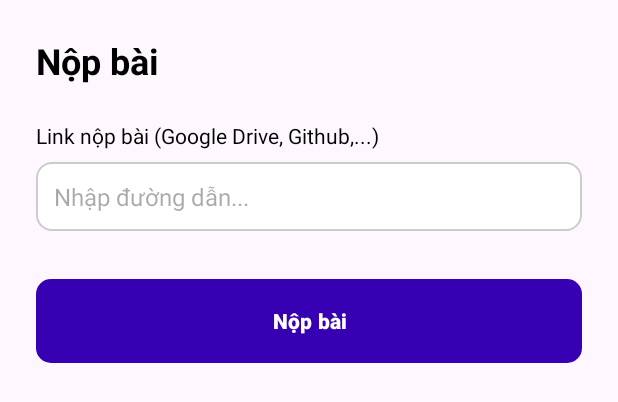
After one commit to websiTester/PRM392_Android_Project, an Android app: the layout dialog_submit_link.xml on its own in the app's theme, with its tools: preview values and no code run, on a phone screen of 412 x 824 dp. The commit adds this screen. Shown: the top 402 px of the screen. Run offline under Robolectric (Android 15) with nearby library versions, the phone set to English and light mode, and no system bars; network calls fail.

Commit message:
add dialogue for add and submit

```diff
--- a/app/build.gradle
+++ b/app/build.gradle
@@ -50,5 +50,6 @@ dependencies {
     implementation 'com.squareup.retrofit2:converter-gson:2.5.0'
     implementation 'com.google.code.gson:gson:2.11.0'
     implementation 'com.github.PhilJay:MPAndroidChart:v3.1.0'
+    implementation 'com.squareup.okhttp3:logging-interceptor:4.12.0'
 
 }
--- a/app/src/main/java/com/example/prm392_android_project/views/AssignmentDetailFragment.java
+++ b/app/src/main/java/com/example/prm392_android_project/views/AssignmentDetailFragment.java
@@ -130,7 +130,7 @@ public class AssignmentDetailFragment extends Fragment {
     public void onViewCreated(@NonNull View view, @Nullable Bundle savedInstanceState) {
         super.onViewCreated(view, savedInstanceState);
         view.findViewById(R.id.add_task_btn).setOnClickListener(view1 -> {
-            CreateTaskDialogFragment dialog = CreateTaskDialogFragment.newInstance();
+            CreateTaskDialogFragment dialog = CreateTaskDialogFragment.newInstance(groupId);
             dialog.show(getParentFragmentManager(), CreateTaskDialogFragment.TAG);
         });
         setData();
--- a/app/src/main/java/com/example/prm392_android_project/views/MainActivity.java
+++ b/app/src/main/java/com/example/prm392_android_project/views/MainActivity.java
@@ -26,7 +26,7 @@ public class MainActivity extends AppCompatActivity implements View.OnClickListe
         if (view.getId() == R.id.test_assignment_detail) {
             view.findViewById(R.id.test_assignment_detail).setVisibility(GONE);
 
-            AssignmentDetailFragment fragment = new AssignmentDetailFragment();
+            AssignmentDetailFragment fragment = AssignmentDetailFragment.newInstance("2","2");
             getSupportFragmentManager().beginTransaction().add(R.id.fragment_container, fragment).commit();
         }
     }
--- /dev/null
+++ b/app/src/main/res/layout/dialog_submit_link.xml
@@ -0,0 +1,59 @@
+<?xml version="1.0" encoding="utf-8"?>
+<layout xmlns:android="http://schemas.android.com/apk/res/android"
+    xmlns:app="http://schemas.android.com/apk/res-auto">
+
+    <androidx.constraintlayout.widget.ConstraintLayout
+        android:layout_width="match_parent"
+        android:layout_height="wrap_content"
+        android:padding="24dp">
+
+        <TextView
+            android:id="@+id/tv_title"
+            android:layout_width="0dp"
+            android:layout_height="wrap_content"
+            android:text="Nộp bài"
+            android:textSize="24sp"
+            android:textStyle="bold"
+            android:textColor="@android:color/black"
+            app:layout_constraintStart_toStartOf="parent"
+            app:layout_constraintTop_toTopOf="parent"
+            />
+
+        <TextView
+            android:id="@+id/tv_link_label"
+            android:layout_width="wrap_content"
+            android:layout_height="wrap_content"
+            android:text="Link nộp bài (Google Drive, Github,...)"
+            android:textColor="@android:color/black"
+            android:layout_marginTop="24dp"
+            app:layout_constraintStart_toStartOf="parent"
+            app:layout_constraintTop_toBottomOf="@+id/tv_title" />
+
+        <EditText
+            android:id="@+id/et_submission_link"
+            android:layout_width="match_parent"
+            android:layout_height="wrap_content"
+            android:hint="Nhập đường dẫn..."
+            android:inputType="textUri"
+            android:padding="12dp"
+            android:textSize="16sp"
+            android:layout_marginTop="8dp"
+            android:background="@drawable/task_item_background"
+            android:text=""
+            app:layout_constraintTop_toBottomOf="@+id/tv_link_label" />
+
+        <Button
+            android:id="@+id/btn_submit"
+            android:layout_width="match_parent"
+            android:layout_height="wrap_content"
+            android:text="Nộp bài"
+            android:background="@drawable/task_column_background"
+            app:backgroundTint="@null"
+            android:textColor="@android:color/white"
+            android:textStyle="bold"
+            android:layout_marginTop="32dp"
+            android:minHeight="56dp"
+            app:layout_constraintTop_toBottomOf="@+id/et_submission_link" />
+
+    </androidx.constraintlayout.widget.ConstraintLayout>
+</layout>
```
Also changed, not shown: app/src/main/java/com/example/prm392_android_project/actionbindings/BindingAdapters.java (added, +77 -0 lines), app/src/main/java/com/example/prm392_android_project/dtos/AddGroupTaskRequest.java (added, +52 -0 lines), app/src/main/java/com/example/prm392_android_project/dtos/GetUserForDropdownResponse.java (added, +39 -0 lines), app/src/main/java/com/example/prm392_android_project/dtos/MemberListForAssignedTask.java (deleted, +0 -7 lines), app/src/main/java/com/example/prm392_android_project/retrofit/API/GroupTaskAPI.java (+8 -1 lines), app/src/main/java/com/example/prm392_android_project/retrofit/API/UserAPI.java (added, +16 -0 lines), app/src/main/java/com/example/prm392_android_project/retrofit/Client/RetrofitClient.java (+11 -1 lines), app/src/main/java/com/example/prm392_android_project/viewmodels/AssignmentDetailViewModel.java (+36 -16 lines), app/src/main/java/com/example/prm392_android_project/views/CreateTaskDialogFragment.java (+74 -16 lines), app/src/main/res/layout/fragment_create_task.xml (+13 -2 lines).
